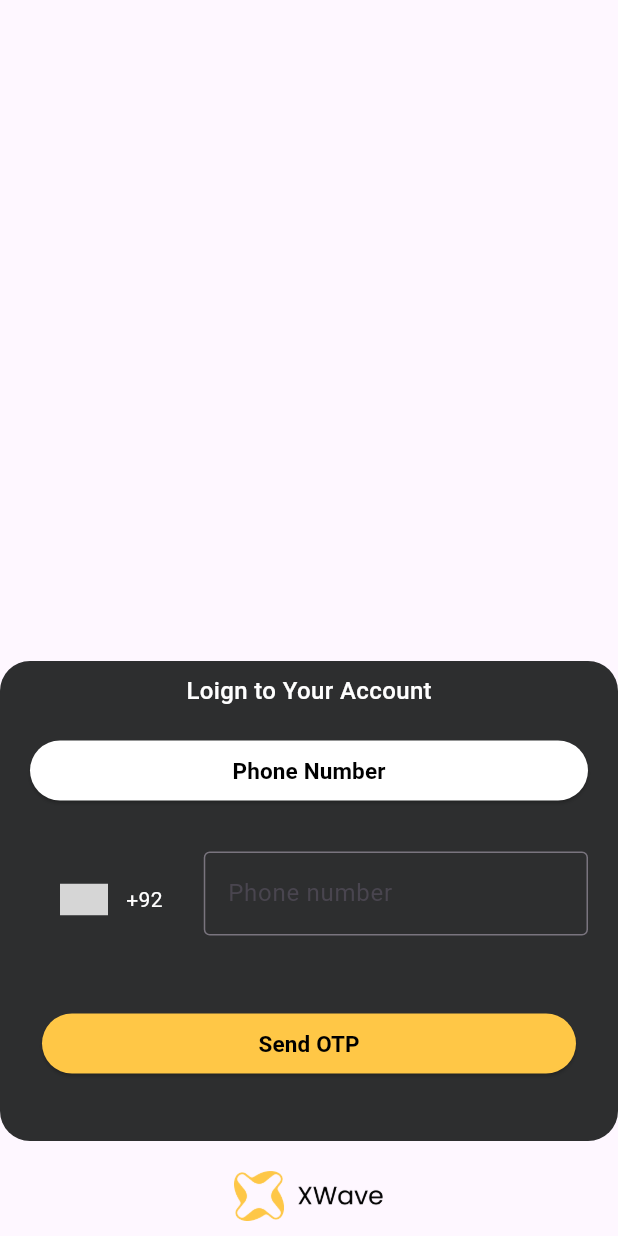
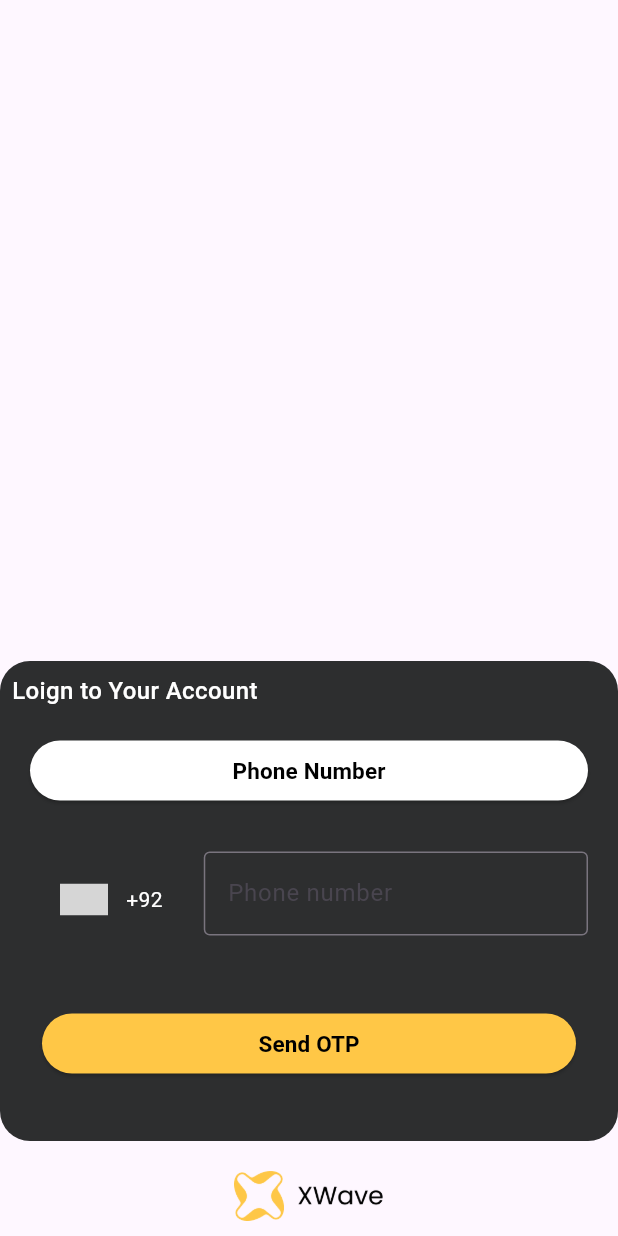
Before and after one commit to ibrahimsm83/xwave2_audio_video_calling, a Flutter app: the screen it shows after launch, on a phone screen of 412 x 824 dp. Run offline on Flutter 3.47's test engine with Material 3 defaults, Android fonts, the light colour scheme and no system bars; drawn by our look-alikes of intl_phone_number_input; our stand-ins replace audioplayers, cached_network_image, chewie, contacts_service, flutter_easyloading, flutter_otp_text_field and 7 more; missing offline and left inert: agora_rtc_engine, agora_token_service, another_audio_recorder; accounts and stored records are empty; grey boxes are pictures that could not be loaded.

Commit message:
06-02-2024

```diff
--- a/lib/view/Login/Login.dart
+++ b/lib/view/Login/Login.dart
@@ -5,6 +5,7 @@ import 'package:chat_app_with_myysql/util/apis/SocketManager.dart';
 import 'package:chat_app_with_myysql/util/apis/apis.dart';
 import 'package:chat_app_with_myysql/util/methods.dart';
 import 'package:chat_app_with_myysql/app/resources/myColors.dart';
+import 'package:chat_app_with_myysql/util/navigation.dart';
 import 'package:chat_app_with_myysql/widget/myBtn.dart';
 import 'package:chat_app_with_myysql/widget/myText.dart';
 import 'package:chat_app_with_myysql/view/dashboard/Home.dart';
@@ -50,12 +51,15 @@ class _LoginState extends State<Login> {
 
   Widget container(){
     return Container(
-      width: Get.width,height: 320,
+     // width: Get.width,
+      height: 320,
       decoration: BoxDecoration(
         color: appBlack,
         borderRadius: BorderRadius.circular(20),
       ),
-      child: Column(children: [
+      child: Column(
+        crossAxisAlignment: CrossAxisAlignment.stretch,
+        children: [
 
         Padding(
           padding: const EdgeInsets.all(8.0),
@@ -146,12 +150,15 @@ class _LoginState extends State<Login> {
   }
 
   checkLogin()async{
-    bool b=await getLogin_praf();
-    if(b){
+    bool? b=await getLogin_praf();
+    if(b==true){
       initSocket();
       await checkConected();
-      Get.put(DashboardController());
-      close_all_go_next_page(Home());
+      //close_all_go_next_page(Home());
+      AppNavigator.navigateToReplaceAll((){
+        Get.put(DashboardController());
+        return Home();
+      });
     }
 
   }
--- a/lib/view/Login/Verification.dart
+++ b/lib/view/Login/Verification.dart
@@ -81,7 +81,6 @@ class _VerificationState extends State<Verification> {
 
                 if(newUser){
                   //close_all_go_next_page(Info(nbr: nbr,));
-                  //AppNavigator.navigateTo(Info(nbr: nbr,));
                   AppNavigator.navigateToReplaceAll(() {
                     Get.put(DashboardController());
                     return Info(nbr: nbr,);
@@ -94,7 +93,6 @@ class _VerificationState extends State<Verification> {
                   initSocket();
                   await checkConected();
                  // close_all_go_next_page(Home());
-                  //AppNavigator.navigateTo(Home());
                   AppNavigator.navigateToReplaceAll(() {
                     Get.put(DashboardController());
                     return  Home();
```
Also changed, not shown: lib/view/Login/Info.dart (+7 -1 lines).
